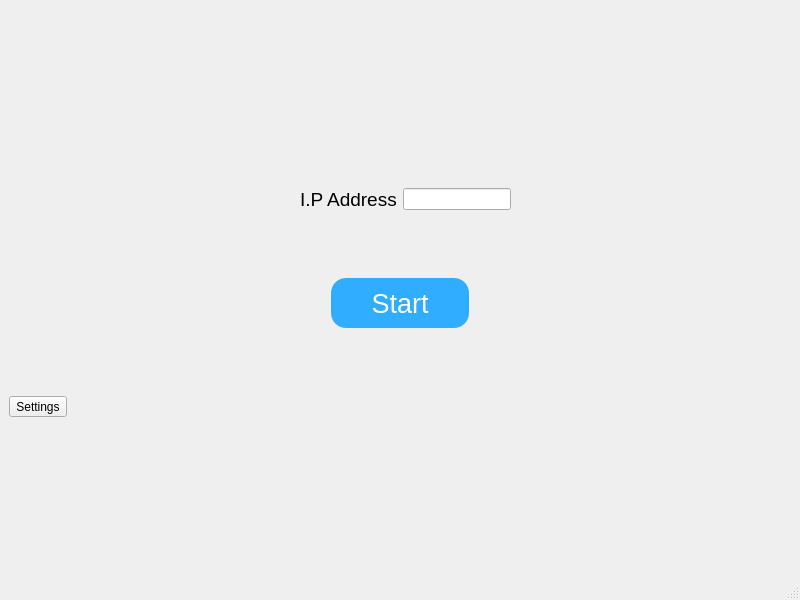
Old version of the form PC-Desktop/AvenueUI.ui in the repository ssardana08/Avenue.
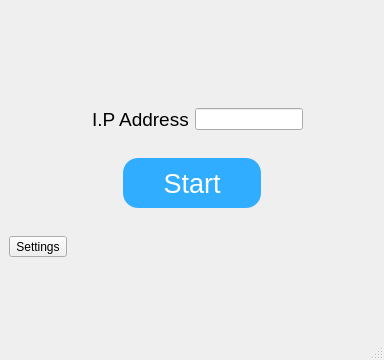
New version of the form. Icons and pictures are not drawn.

```diff
--- a/PC-Desktop/AvenueUI.ui
+++ b/PC-Desktop/AvenueUI.ui
@@ -6,8 +6,8 @@
    <rect>
     <x>0</x>
     <y>0</y>
-    <width>800</width>
-    <height>600</height>
+    <width>384</width>
+    <height>360</height>
    </rect>
   </property>
   <property name="windowTitle">
```
Left out of the diff: 2 changed lines with no effect on the pictures.
